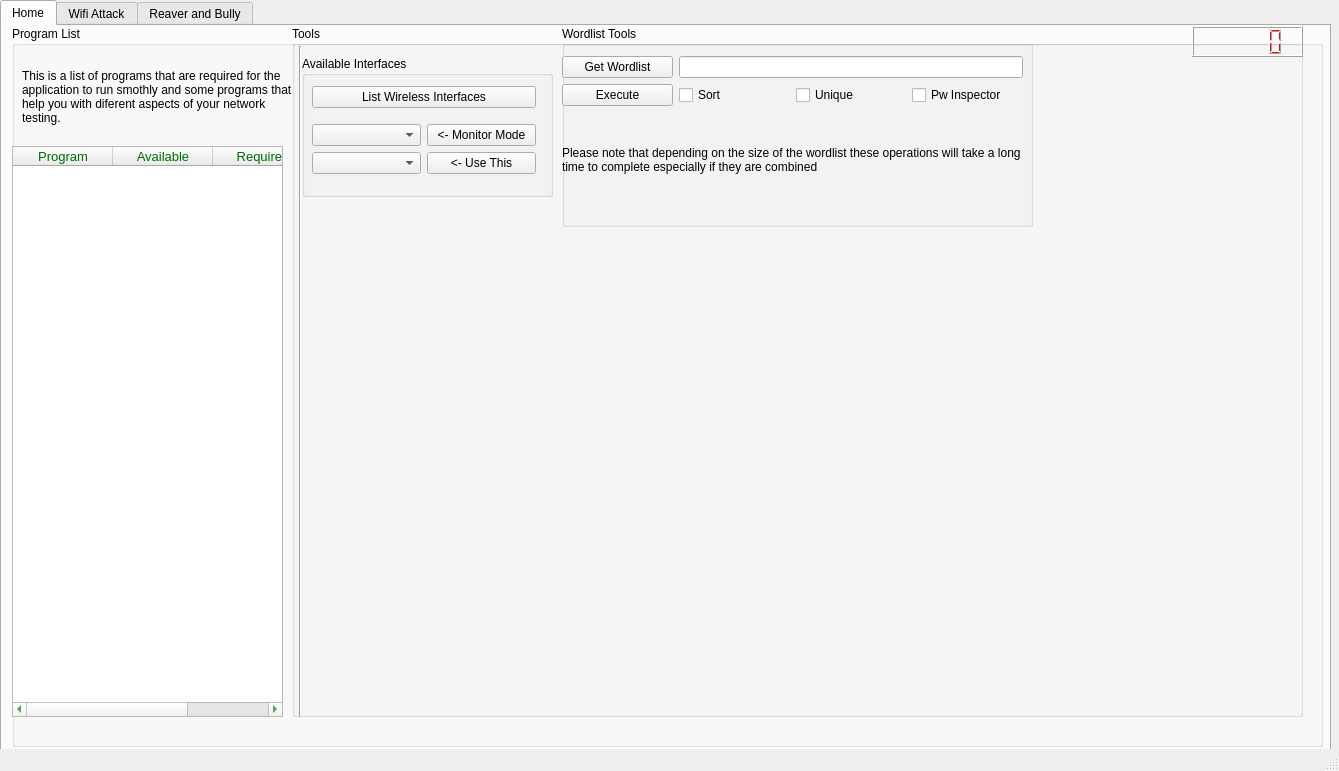
Before: the Qt Designer form wifern.ui in houcy/wifern, drawn with Qt 5.
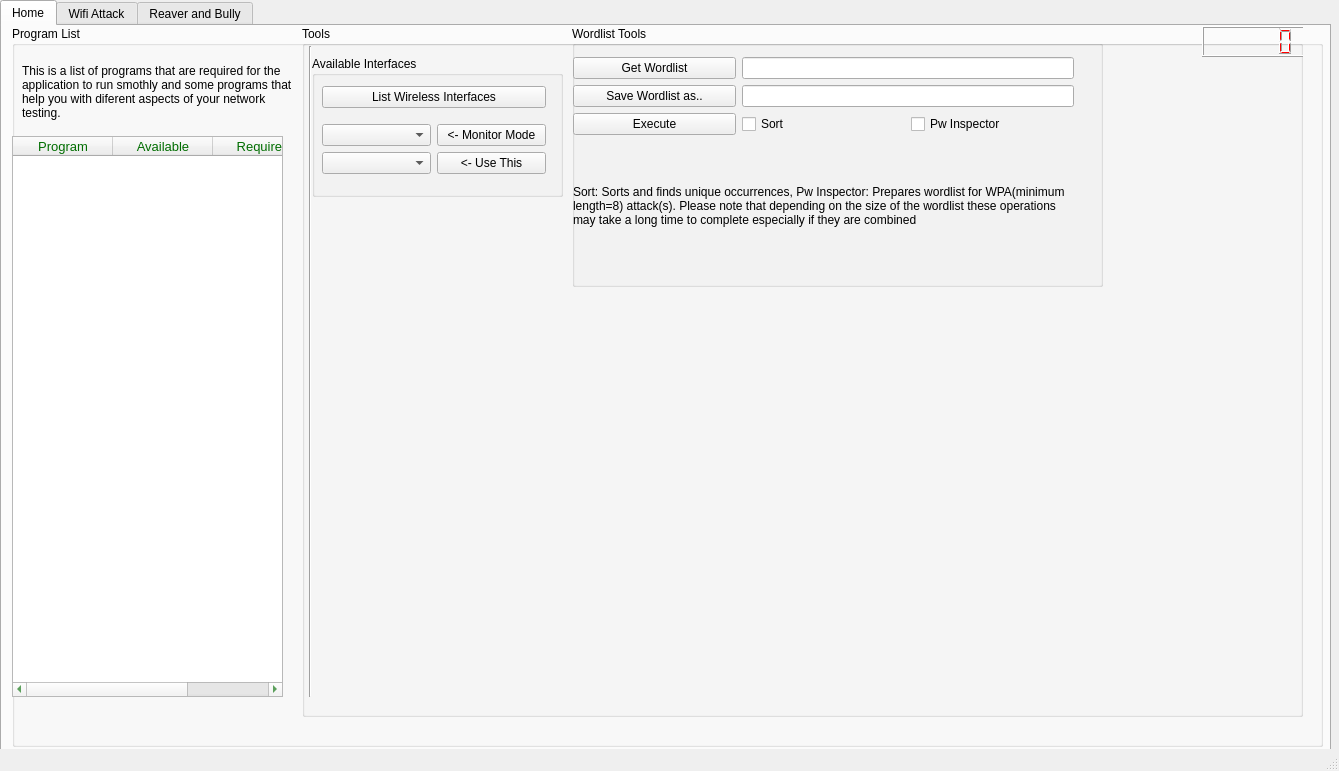
After: the same form once the commit is applied. The open tabs and pages were chosen to show the change. Icons and pictures are not drawn.

Commit message: wordlist sort and pw-inspector

```diff
--- a/wifern.ui
+++ b/wifern.ui
@@ -89,9 +89,9 @@
           <property name="geometry">
            <rect>
             <x>0</x>
-            <y>120</y>
+            <y>110</y>
             <width>271</width>
-            <height>571</height>
+            <height>561</height>
            </rect>
           </property>
           <property name="font">
@@ -130,9 +130,9 @@
          <widget class="QGroupBox" name="groupBox_2">
           <property name="geometry">
            <rect>
-            <x>280</x>
+            <x>290</x>
             <y>0</y>
-            <width>1011</width>
+            <width>1001</width>
             <height>691</height>
            </rect>
           </property>
@@ -200,23 +200,23 @@
             <rect>
              <x>270</x>
              <y>0</y>
-             <width>471</width>
-             <height>201</height>
+             <width>531</width>
+             <height>261</height>
             </rect>
            </property>
            <property name="title">
             <string>Wordlist Tools</string>
            </property>
-           <widget class="QWidget" name="layoutWidget">
+           <widget class="QWidget" name="">
             <property name="geometry">
              <rect>
-              <x>0</x>
-              <y>30</y>
-              <width>461</width>
-              <height>151</height>
+              <x>1</x>
+              <y>31</y>
+              <width>501</width>
+              <height>214</height>
              </rect>
             </property>
-            <layout class="QGridLayout" name="gridLayout_4">
+            <layout class="QGridLayout" name="gridLayout_3">
              <item row="0" column="0">
               <widget class="QPushButton" name="Get_Wordlist_Button">
                <property name="text">
@@ -224,17 +224,27 @@
                </property>
               </widget>
              </item>
-             <item row="0" column="1" colspan="3">
+             <item row="0" column="1" colspan="2">
               <widget class="QLineEdit" name="sort_wordlist_lineEdit"/>
              </item>
              <item row="1" column="0">
+              <widget class="QPushButton" name="wordlist_save_button">
+               <property name="text">
+                <string>Save Wordlist as..</string>
+               </property>
+              </widget>
+             </item>
+             <item row="1" column="1" colspan="2">
+              <widget class="QLineEdit" name="saveLineEdit"/>
+             </item>
+             <item row="2" column="0">
               <widget class="QPushButton" name="Process_wordlist_Button">
                <property name="text">
                 <string>Execute</string>
                </property>
               </widget>
              </item>
-             <item row="1" column="1">
+             <item row="2" column="1">
               <widget class="QCheckBox" name="sort_checkBox">
                <property name="toolTip">
                 <string>Sort the wordlist</string>
@@ -244,17 +254,7 @@
                </property>
               </widget>
              </item>
-             <item row="1" column="2">
-              <widget class="QCheckBox" name="unique_checkBox">
-               <property name="toolTip">
-                <string>Unique the wordlist. Make sure only unique passwords are contained inside the list.</string>
-               </property>
-               <property name="text">
-                <string>Unique</string>
-               </property>
-              </widget>
-             </item>
-             <item row="1" column="3">
+             <item row="2" column="2">
               <widget class="QCheckBox" name="pwinspector_checkBox">
                <property name="toolTip">
                 <string>&lt;html&gt;&lt;head/&gt;&lt;body&gt;&lt;p&gt;Save some extra time when attacking WPA systems(handshakes) by making sure that ONLY words of length 8 and greater are included.&lt;/p&gt;&lt;/body&gt;&lt;/html&gt;</string>
@@ -264,13 +264,13 @@
                </property>
               </widget>
              </item>
-             <item row="2" column="0" colspan="4">
+             <item row="3" column="0" colspan="3">
               <widget class="QLabel" name="label_2">
                <property name="toolTip">
                 <string/>
                </property>
                <property name="text">
-                <string>Please note that depending on the size of the wordlist these operations will take a long time to complete especially if they are combined </string>
+                <string>Sort: Sorts and finds unique occurrences, Pw Inspector: Prepares wordlist for WPA(minimum length=8) attack(s). Please note that depending on the size of the wordlist these operations may take a long time to complete especially if they are combined </string>
                </property>
                <property name="wordWrap">
                 <bool>true</bool>
@@ -286,7 +286,7 @@
              <x>0</x>
              <y>20</y>
              <width>16</width>
-             <height>671</height>
+             <height>651</height>
             </rect>
            </property>
            <property name="orientation">
@@ -319,8 +319,8 @@
            <rect>
             <x>10</x>
             <y>20</y>
-            <width>271</width>
-            <height>101</height>
+            <width>281</width>
+            <height>91</height>
            </rect>
           </property>
           <property name="text">
```
Left out of the diff: 36 changed lines with no effect on the pictures. Lines whose indentation alone changed are shown as unchanged. The commit also changes 4 other files.
